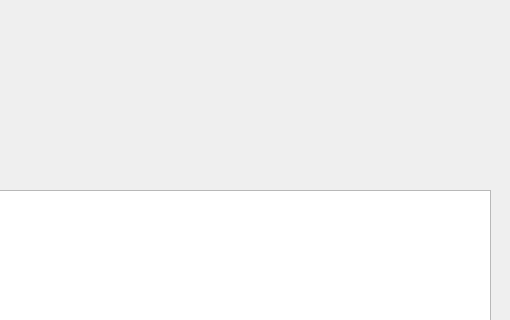
frank1789/LsDynaToAPDL, file about.ui: the form before one commit; both pictures show x 100 to 610 and y 0 to 320 of the 610 by 582 pixel window.
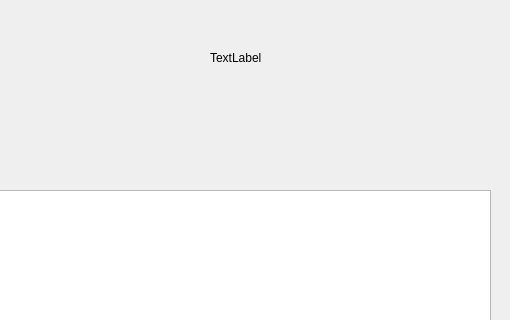
The form after the commit.

What changed in the file:
```diff
--- a/about.ui
+++ b/about.ui
@@ -39,6 +39,19 @@
     <bool>true</bool>
    </property>
   </widget>
+  <widget class="QLabel" name="label_2">
+   <property name="geometry">
+    <rect>
+     <x>310</x>
+     <y>50</y>
+     <width>60</width>
+     <height>16</height>
+    </rect>
+   </property>
+   <property name="text">
+    <string>TextLabel</string>
+   </property>
+  </widget>
  </widget>
  <resources/>
  <connections/>
```
